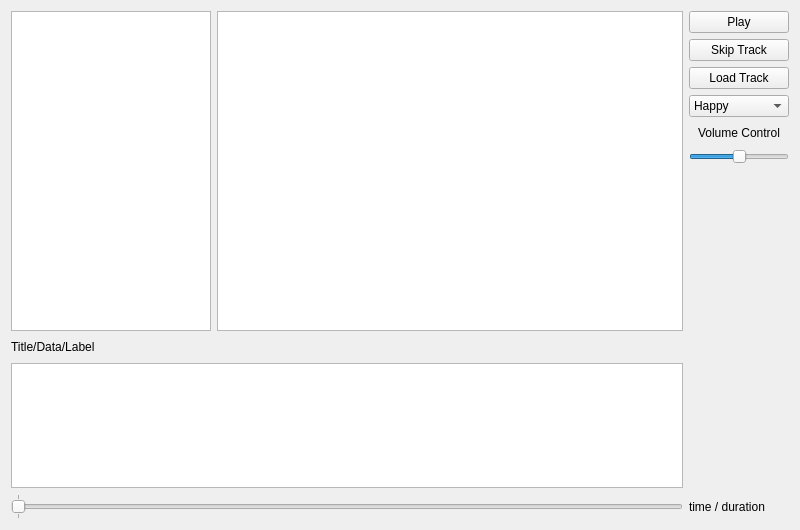
Above: src/musicplayer.ui from lettergram/emomusic before the change. Below: the same form after it.
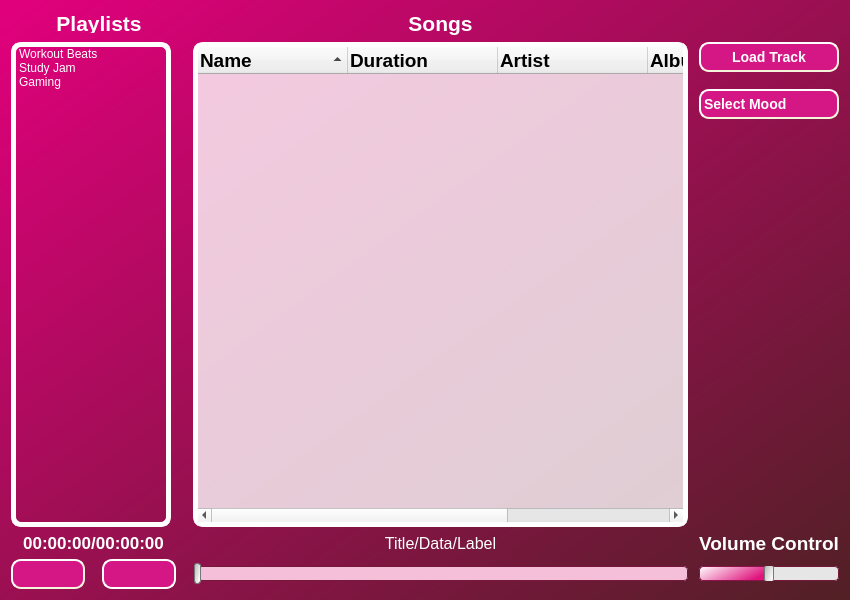
That is the form after the change. Icons and pictures are not drawn.

Commit message: Updated with the Synaptitude BrainBeats UI

What changed in the file:
```diff
--- a/src/musicplayer.ui
+++ b/src/musicplayer.ui
@@ -6,92 +6,197 @@
    <rect>
     <x>0</x>
     <y>0</y>
-    <width>800</width>
-    <height>530</height>
+    <width>850</width>
+    <height>600</height>
    </rect>
   </property>
+  <property name="font">
+   <font>
+    <pointsize>14</pointsize>
+    <weight>75</weight>
+    <bold>true</bold>
+    <stylestrategy>NoAntialias</stylestrategy>
+   </font>
+  </property>
+  <property name="focusPolicy">
+   <enum>Qt::StrongFocus</enum>
+  </property>
+  <property name="contextMenuPolicy">
+   <enum>Qt::NoContextMenu</enum>
+  </property>
   <property name="acceptDrops">
    <bool>false</bool>
   </property>
   <property name="windowTitle">
-   <string>emoMusic Player</string>
+   <string>BrainBeats - Music Player</string>
+  </property>
+  <property name="styleSheet">
+   <string notr="true">#centralWidget{
+	background:qlineargradient(spread:pad, x1:0, y1:0.0340909, x2:1, y2:1, stop:0 rgba(224, 0, 124, 255), stop:1 rgba(81, 32, 37, 255))
+}
+
+#playList {
+	color:rgba(255, 255, 255, 255); 
+	border-style: outset;
+    border-width: 5px;
+    border-radius: 10px;
+    border-color: white;
+	background: rgba(255, 255, 255, 0);
+    padding: 0px;
+}
+
+#songList {
+    border-style: outset;
+    border-width: 5px;
+    border-radius: 10px;
+    border-color: white;
+	background: rgba(255, 255, 255, 200);
+    padding: 0px;
+}
+
+#songList:targeted {
+	color: white;
+}
+
+#waveView {
+	border-style: outset;
+    border-width: 5px;
+    border-radius: 10px;
+    border-color: rgba(255, 255, 255, 0);
+	background: rgba(255, 255, 255, 0);
+    padding: 0px;
+}
+
+#loadButton {
+	 background-color: rgb(213, 23, 133);
+     border-style: outset;
+     border-width: 2px;
+     border-radius: 10px;
+     border-color: beige;
+     font: bold 14px;
+     min-width: 4em;
+     padding: 1px;
+	 color: rgb(255, 255, 255);
+}
+
+#loadButton:pressed {
+    background-color: rgb(255,255,255);
+	color: rgb(239, 129, 245);
+    border-style: inset;
+ }
+
+#playPauseButton {
+	 background-color: rgb(213, 23, 133);
+     border-style: outset;
+     border-width: 2px;
+     border-radius: 10px;
+     border-color: beige;
+     font: bold 14px;
+     min-width: 4em;
+     padding: 1px;
+	 color: rgb(255, 255, 255);
+}
+
+#playPauseButton:pressed {
+    background-color: rgb(255,255,255);
+	color: rgb(239, 129, 245);
+    border-style: inset;
+ }
+
+#skipButton {
+	 background-color: rgb(213, 23, 133);
+     border-style: outset;
+     border-width: 2px;
+     border-radius: 10px;
+     border-color: rgba(255, 255, 255, 255);
+     font: bold 14px;
+     min-width: 4em;
+     padding: 1px;
+	 color: rgb(255, 255, 255);
+}
+
+#skipButton:pressed {
+    background-color: rgb(255,255,255);
+	color: rgb(239, 129, 245);
+    border-style: inset;
+ }
+
+#trackDataLabel {
+	color: rgba(0, 0, 0, 150);
+}
+
+#volumeLabel {
+	color:rgba(0, 0, 0, 180);
+}
+
+#songLabel {
+	color:rgba(0, 0, 0, 180);
+}
+
+#playlistLabel {
+	color:rgba(0, 0, 0, 180);
+}
+
+QComboBox{
+    border-style: outset;
+    border-width: 2px;
+    border-radius: 10px;
+    border-color: beige;
+    font: bold 14px;
+    min-width: 1em;
+
+	background-color: rgb(213, 23, 133);
+   	color: rgb(255, 255, 255);
+    selection-background-color:rgb(206, 152, 246);
+}
+QComboBox QAbstractItemView{
+	border-width: 0px;
+    background-color: rgb(213, 23, 133);
+   	color: rgb(39, 223, 253);
+    selection-background-color:rgb(206, 152, 246);
+}
+QComboBox::drop-down {
+	border-width: 0px;
+} 
+QComboBox::down-arrow {
+	image: url(noimg); 
+	border-width: 0px;
+}
+
+QLabel {
+	color:white;
+}
+
+#trackDataLabel {
+	color:white;
+}
+
+#volumeLabel {
+	color:white;
+}
+
+#songLabel {
+	color:white;
+}
+
+#playlistLabel {
+	color:white;
+}
+
+#timeLabel {
+	color:white;
+}</string>
+  </property>
+  <property name="dockOptions">
+   <set>QMainWindow::AllowTabbedDocks|QMainWindow::AnimatedDocks</set>
+  </property>
+  <property name="unifiedTitleAndToolBarOnMac">
+   <bool>true</bool>
   </property>
   <widget class="QWidget" name="centralWidget">
    <layout class="QGridLayout" name="gridLayout">
-    <item row="0" column="0" rowspan="7">
-     <widget class="QListWidget" name="playList">
-      <property name="maximumSize">
-       <size>
-        <width>200</width>
-        <height>16777215</height>
-       </size>
-      </property>
-     </widget>
-    </item>
-    <item row="10" column="0" colspan="4">
-     <widget class="QSlider" name="timeSlider">
-      <property name="orientation">
-       <enum>Qt::Horizontal</enum>
-      </property>
-      <property name="tickPosition">
-       <enum>QSlider::TicksBothSides</enum>
-      </property>
-      <property name="tickInterval">
-       <number>60000</number>
-      </property>
-     </widget>
-    </item>
-    <item row="0" column="1" rowspan="7" colspan="3">
-     <widget class="QListWidget" name="songList"/>
-    </item>
-    <item row="8" column="0" colspan="4">
-     <widget class="QGraphicsView" name="waveView">
-      <property name="maximumSize">
-       <size>
-        <width>16777215</width>
-        <height>125</height>
-       </size>
-      </property>
-     </widget>
-    </item>
-    <item row="3" column="4">
-     <widget class="QComboBox" name="moodBox">
-      <item>
-       <property name="text">
-        <string>Happy</string>
-       </property>
-      </item>
-      <item>
-       <property name="text">
-        <string>Sad</string>
-       </property>
-      </item>
-      <item>
-       <property name="text">
-        <string>Focus</string>
-       </property>
-      </item>
-      <item>
-       <property name="text">
-        <string>Sleep</string>
-       </property>
-      </item>
-      <item>
-       <property name="text">
-        <string>Wake-Up</string>
-       </property>
-      </item>
-     </widget>
-    </item>
-    <item row="10" column="4">
-     <widget class="QLabel" name="timeLabel">
-      <property name="text">
-       <string>time / duration</string>
-      </property>
-     </widget>
-    </item>
-    <item row="4" column="4">
-     <widget class="QLabel" name="label">
+    <item row="15" column="7">
+     <widget class="QLabel" name="volumeLabel">
       <property name="minimumSize">
        <size>
         <width>100</width>
@@ -100,10 +205,17 @@
       </property>
       <property name="maximumSize">
        <size>
-        <width>100</width>
+        <width>140</width>
         <height>20</height>
        </size>
       </property>
+      <property name="font">
+       <font>
+        <pointsize>14</pointsize>
+        <weight>75</weight>
+        <bold>true</bold>
+       </font>
+      </property>
       <property name="text">
        <string>Volume Control</string>
       </property>
@@ -112,14 +224,68 @@
       </property>
      </widget>
     </item>
-    <item row="5" column="4">
+    <item row="16" column="7">
      <widget class="QSlider" name="volumeSlider">
       <property name="maximumSize">
        <size>
-        <width>100</width>
+        <width>140</width>
         <height>16777215</height>
        </size>
       </property>
+      <property name="styleSheet">
+       <string notr="true">QSlider::groove:horizontal {
+border: 1px solid #bbb;
+background: white;
+height: 13px;
+border-radius: 4px;
+}
+
+QSlider::sub-page:horizontal {
+background: qlineargradient(spread:pad, x1:0, y1:0, x2:1, y2:0.369, stop:0 rgba(0, 0, 0, 0), stop:1 rgba(223, 19, 124, 255));
+border: 1px solid rgb(142, 18, 74);
+height: 4px;
+border-radius: 4px;
+}
+
+QSlider::add-page:horizontal {
+background: rgb(230, 230, 230);
+border: 1px solid rgb(117, 24, 58);
+height: 12px;
+border-radius: 4px;
+}
+
+QSlider::handle:horizontal {
+background:qlineargradient(spread:pad, x1:0, y1:0, x2:0.990148, y2:0.71, stop:0 rgba(181, 181, 181, 255), stop:1 rgba(255, 255, 255, 255));
+border: 1px solid #777;
+width: 8px;
+height: 12px;
+margin-top: -3px;
+margin-bottom: -3px;
+border-radius: 4px;
+}
+
+QSlider::handle:horizontal:hover {
+background: qlineargradient(x1:0, y1:0, x2:1, y2:1, stop:0 #fff, stop:1 #ddd);
+border: 1px solid #444;
+border-radius: 4px;
+}
+
+QSlider::sub-page:horizontal:disabled {
+background: #bbb;
+border-color: #999;
+}
+
+QSlider::add-page:horizontal:disabled {
+background: #eee;
+border-color: #999;
+}
+
+QSlider::handle:horizontal:disabled {
+background: #eee;
+border: 1px solid #aaa;
+border-radius: 4px;
+}</string>
+      </property>
       <property name="maximum">
        <number>100</number>
       </property>
@@ -131,40 +297,559 @@
       </property>
      </widget>
     </item>
-    <item row="0" column="4">
+    <item row="15" column="4" colspan="2">
+     <widget class="QLabel" name="trackDataLabel">
+      <property name="sizePolicy">
+       <sizepolicy hsizetype="Preferred" vsizetype="Fixed">
+        <horstretch>0</horstretch>
+        <verstretch>0</verstretch>
+       </sizepolicy>
+      </property>
+      <property name="maximumSize">
+       <size>
+        <width>550</width>
+        <height>20</height>
+       </size>
+      </property>
+      <property name="font">
+       <font>
+        <pointsize>12</pointsize>
+       </font>
+      </property>
+      <property name="text">
+       <string>Title/Data/Label</string>
+      </property>
+      <property name="alignment">
+       <set>Qt::AlignCenter</set>
+      </property>
+     </widget>
+    </item>
+    <item row="16" column="1">
+     <spacer name="horizontalSpacer_3">
+      <property name="orientation">
+       <enum>Qt::Horizontal</enum>
+      </property>
+      <property name="sizeType">
+       <enum>QSizePolicy::Fixed</enum>
+      </property>
+      <property name="sizeHint" stdset="0">
+       <size>
+        <width>5</width>
+        <height>20</height>
+       </size>
+      </property>
+     </spacer>
+    </item>
+    <item row="16" column="3">
+     <spacer name="horizontalSpacer_2">
+      <property name="orientation">
+       <enum>Qt::Horizontal</enum>
+      </property>
+      <property name="sizeType">
+       <enum>QSizePolicy::Fixed</enum>
+      </property>
+      <property name="sizeHint" stdset="0">
+       <size>
+        <width>5</width>
+        <height>20</height>
+       </size>
+      </property>
+     </spacer>
+    </item>
+    <item row="16" column="0">
      <widget class="QPushButton" name="playPauseButton">
+      <property name="sizePolicy">
+       <sizepolicy hsizetype="Fixed" vsizetype="Preferred">
+        <horstretch>0</horstretch>
+        <verstretch>0</verstretch>
+       </sizepolicy>
+      </property>
+      <property name="minimumSize">
+       <size>
+        <width>74</width>
+        <height>30</height>
+       </size>
+      </property>
+      <property name="maximumSize">
+       <size>
+        <width>50</width>
+        <height>40</height>
+       </size>
+      </property>
+      <property name="baseSize">
+       <size>
+        <width>0</width>
+        <height>40</height>
+       </size>
+      </property>
       <property name="cursor">
        <cursorShape>PointingHandCursor</cursorShape>
       </property>
       <property name="text">
-       <string>Play</string>
+       <string/>
+      </property>
+      <property name="iconSize">
+       <size>
+        <width>24</width>
+        <height>24</height>
+       </size>
       </property>
      </widget>
     </item>
-    <item row="2" column="4">
+    <item row="1" column="7">
      <widget class="QPushButton" name="loadButton">
+      <property name="minimumSize">
+       <size>
+        <width>74</width>
+        <height>30</height>
+       </size>
+      </property>
       <property name="text">
        <string>Load Track</string>
       </property>
      </widget>
     </item>
-    <item row="1" column="4">
+    <item row="3" column="7">
+     <widget class="QComboBox" name="moodBox">
+      <property name="sizePolicy">
+       <sizepolicy hsizetype="Minimum" vsizetype="Fixed">
+        <horstretch>0</horstretch>
+        <verstretch>0</verstretch>
+       </sizepolicy>
+      </property>
+      <property name="minimumSize">
+       <size>
+        <width>21</width>
+        <height>30</height>
+       </size>
+      </property>
+      <property name="styleSheet">
+       <string notr="true"/>
+      </property>
+      <item>
+       <property name="text">
+        <string>Select Mood</string>
+       </property>
+      </item>
+      <item>
+       <property name="text">
+        <string>Happy</string>
+       </property>
+      </item>
+      <item>
+       <property name="text">
+        <string>Relaxation</string>
+       </property>
+      </item>
+      <item>
+       <property name="text">
+        <string>Sad</string>
+       </property>
+      </item>
+      <item>
+       <property name="text">
+        <string>Upset/Angry</string>
+       </property>
+      </item>
+      <item>
+       <property name="text">
+        <string>Upbeat</string>
+       </property>
+      </item>
+      <item>
+       <property name="text">
+        <string>Depressing</string>
+       </property>
+      </item>
+     </widget>
+    </item>
+    <item row="16" column="2">
      <widget class="QPushButton" name="skipButton">
+      <property name="sizePolicy">
+       <sizepolicy hsizetype="Fixed" vsizetype="Preferred">
+        <horstretch>0</horstretch>
+        <verstretch>0</verstretch>
+       </sizepolicy>
+      </property>
+      <property name="minimumSize">
+       <size>
+        <width>74</width>
+        <height>30</height>
+       </size>
+      </property>
+      <property name="maximumSize">
+       <size>
+        <width>50</width>
+        <height>40</height>
+       </size>
+      </property>
+      <property name="baseSize">
+       <size>
+        <width>40</width>
+        <height>0</height>
+       </size>
+      </property>
       <property name="text">
-       <string>Skip Track</string>
+       <string/>
       </property>
+      <property name="iconSize">
+       <size>
+        <width>32</width>
+        <height>32</height>
+       </size>
+      </property>
      </widget>
     </item>
-    <item row="7" column="0" colspan="4">
-     <widget class="QLabel" name="trackDataLabel">
+    <item row="16" column="4" colspan="2">
+     <widget class="QSlider" name="timeSlider">
+      <property name="sizePolicy">
+       <sizepolicy hsizetype="Preferred" vsizetype="Fixed">
+        <horstretch>0</horstretch>
+        <verstretch>0</verstretch>
+       </sizepolicy>
+      </property>
+      <property name="styleSheet">
+       <string notr="true">QSlider::groove:horizontal {
+border: 1px solid #bbb;
+background: white;
+height: 13px;
+border-radius: 4px;
+}
+
+QSlider::sub-page:horizontal {
+background: rgb(245, 191, 218);
+border: 1px solid rgb(142, 18, 74);
+height: 4px;
+border-radius: 4px;
+}
+
+QSlider::add-page:horizontal {
+background: rgb(245, 191, 218);
+border: 1px solid rgb(117, 24, 58);
+height: 12px;
+border-radius: 4px;
+}
+
+QSlider::handle:horizontal {
+background:qlineargradient(spread:pad, x1:0, y1:0, x2:0.990148, y2:0.71, stop:0 rgba(181, 181, 181, 255), stop:1 rgba(255, 255, 255, 255));
+border: 1px solid #777;
+width: 5px;
+height: 12px;
+margin-top: -4px;
+margin-bottom: -4px;
+border-radius: 3px;
+}
+
+QSlider::handle:horizontal:hover {
+background: qlineargradient(spread:pad, x1:1, y1:1, x2:0, y2:0.603, stop:0 rgba(0, 0, 0, 0), stop:1 rgba(223, 19, 124, 255))
+border: 1px solid #444;
+border-radius: 4px;
+}
+
+QSlider::sub-page:horizontal:disabled {
+background: #bbb;
+border-color: #999;
+}
+
+QSlider::add-page:horizontal:disabled {
+background: #eee;
+border-color: #999;
+}
+
+QSlider::handle:horizontal:disabled {
+background: #eee;
+border: 1px solid #aaa;
+border-radius: 4px;
+}</string>
+      </property>
+      <property name="orientation">
+       <enum>Qt::Horizontal</enum>
+      </property>
+      <property name="tickPosition">
+       <enum>QSlider::TicksBothSides</enum>
+      </property>
+      <property name="tickInterval">
+       <number>60000</number>
+      </property>
+     </widget>
+    </item>
+    <item row="2" column="7">
+     <spacer name="verticalSpacer">
+      <property name="orientation">
+       <enum>Qt::Vertical</enum>
+      </property>
+      <property name="sizeType">
+       <enum>QSizePolicy::Fixed</enum>
+      </property>
+      <property name="sizeHint" stdset="0">
+       <size>
+        <width>20</width>
+        <height>5</height>
+       </size>
+      </property>
+     </spacer>
+    </item>
+    <item row="0" column="4" colspan="2">
+     <widget class="QLabel" name="songLabel">
+      <property name="sizePolicy">
+       <sizepolicy hsizetype="Preferred" vsizetype="Preferred">
+        <horstretch>0</horstretch>
+        <verstretch>0</verstretch>
+       </sizepolicy>
+      </property>
+      <property name="baseSize">
+       <size>
+        <width>500</width>
+        <height>600</height>
+       </size>
+      </property>
+      <property name="font">
+       <font>
+        <pointsize>16</pointsize>
+        <weight>75</weight>
+        <bold>true</bold>
+       </font>
+      </property>
+      <property name="text">
+       <string>Songs</string>
+      </property>
+      <property name="alignment">
+       <set>Qt::AlignCenter</set>
+      </property>
+     </widget>
+    </item>
+    <item row="15" column="6">
+     <spacer name="horizontalSpacer_4">
+      <property name="orientation">
+       <enum>Qt::Horizontal</enum>
+      </property>
+      <property name="sizeType">
+       <enum>QSizePolicy::Fixed</enum>
+      </property>
+      <property name="sizeHint" stdset="0">
+       <size>
+        <width>5</width>
+        <height>20</height>
+       </size>
+      </property>
+     </spacer>
+    </item>
+    <item row="1" column="4" rowspan="14" colspan="2">
+     <widget class="QTreeWidget" name="songList">
+      <property name="sizePolicy">
+       <sizepolicy hsizetype="Fixed" vsizetype="Expanding">
+        <horstretch>0</horstretch>
+        <verstretch>0</verstretch>
+       </sizepolicy>
+      </property>
+      <property name="maximumSize">
+       <size>
+        <width>9999</width>
+        <height>9999</height>
+       </size>
+      </property>
+      <property name="font">
+       <font>
+        <pointsize>13</pointsize>
+        <weight>50</weight>
+        <bold>false</bold>
+       </font>
+      </property>
+      <property name="cursor" stdset="0">
+       <cursorShape>ArrowCursor</cursorShape>
+      </property>
+      <property name="contextMenuPolicy">
+       <enum>Qt::DefaultContextMenu</enum>
+      </property>
+      <property name="autoFillBackground">
+       <bool>false</bool>
+      </property>
+      <property name="autoScroll">
+       <bool>false</bool>
+      </property>
+      <property name="showDropIndicator" stdset="0">
+       <bool>false</bool>
+      </property>
+      <property name="alternatingRowColors">
+       <bool>false</bool>
+      </property>
+      <property name="selectionMode">
+       <enum>QAbstractItemView::SingleSelection</enum>
+      </property>
+      <property name="indentation">
+       <number>20</number>
+      </property>
+      <property name="rootIsDecorated">
+       <bool>false</bool>
+      </property>
+      <property name="uniformRowHeights">
+       <bool>false</bool>
+      </property>
+      <property name="itemsExpandable">
+       <bool>false</bool>
+      </property>
+      <property name="sortingEnabled">
+       <bool>true</bool>
+      </property>
+      <property name="allColumnsShowFocus">
+       <bool>false</bool>
+      </property>
+      <property name="expandsOnDoubleClick">
+       <bool>false</bool>
+      </property>
+      <attribute name="headerVisible">
+       <bool>true</bool>
+      </attribute>
+      <attribute name="headerCascadingSectionResizes">
+       <bool>false</bool>
+      </attribute>
+      <attribute name="headerDefaultSectionSize">
+       <number>150</number>
+      </attribute>
+      <attribute name="headerHighlightSections">
+       <bool>false</bool>
+      </attribute>
+      <column>
+       <property name="text">
+        <string>Name</string>
+       </property>
+       <property name="font">
+        <font>
+         <pointsize>14</pointsize>
+         <weight>75</weight>
+         <bold>true</bold>
+        </font>
+       </property>
+      </column>
+      <column>
+       <property name="text">
+        <string>Duration</string>
+       </property>
+       <property name="font">
+        <font>
+         <pointsize>14</pointsize>
+         <weight>75</weight>
+         <bold>true</bold>
+        </font>
+       </property>
+      </column>
+      <column>
+       <property name="text">
+        <string>Artist</string>
+       </property>
+       <property name="font">
+        <font>
+         <pointsize>14</pointsize>
+         <weight>75</weight>
+         <bold>true</bold>
+        </font>
+       </property>
+      </column>
+      <column>
+       <property name="text">
+        <string>Album</string>
+       </property>
+       <property name="font">
+        <font>
+         <pointsize>14</pointsize>
+         <weight>75</weight>
+         <bold>true</bold>
+        </font>
+       </property>
+      </column>
+      <column>
+       <property name="text">
+        <string>Playlist</string>
+       </property>
+       <property name="font">
+        <font>
+         <pointsize>14</pointsize>
+         <weight>75</weight>
+         <bold>true</bold>
+        </font>
+       </property>
+      </column>
+     </widget>
+    </item>
+    <item row="0" column="0" colspan="4">
+     <widget class="QLabel" name="playlistLabel">
       <property name="maximumSize">
        <size>
         <width>16777215</width>
         <height>20</height>
        </size>
       </property>
+      <property name="font">
+       <font>
+        <pointsize>16</pointsize>
+        <weight>75</weight>
+        <bold>true</bold>
+       </font>
+      </property>
       <property name="text">
-       <string>Title/Data/Label</string>
+       <string>Playlists</string>
+      </property>
+      <property name="alignment">
+       <set>Qt::AlignCenter</set>
+      </property>
+     </widget>
+    </item>
+    <item row="1" column="0" rowspan="14" colspan="4">
+     <widget class="QListWidget" name="playList">
+      <property name="sizePolicy">
+       <sizepolicy hsizetype="Fixed" vsizetype="Expanding">
+        <horstretch>0</horstretch>
+        <verstretch>0</verstretch>
+       </sizepolicy>
+      </property>
+      <property name="minimumSize">
+       <size>
+        <width>120</width>
+        <height>0</height>
+       </size>
+      </property>
+      <property name="maximumSize">
+       <size>
+        <width>160</width>
+        <height>9999</height>
+       </size>
+      </property>
+      <item>
+       <property name="text">
+        <string>Workout Beats</string>
+       </property>
+      </item>
+      <item>
+       <property name="text">
+        <string>Study Jam</string>
+       </property>
+      </item>
+      <item>
+       <property name="text">
+        <string>Gaming</string>
+       </property>
+      </item>
+      <item>
+       <property name="text">
+        <string/>
+       </property>
+      </item>
+     </widget>
+    </item>
+    <item row="15" column="0" colspan="3">
+     <widget class="QLabel" name="timeLabel">
+      <property name="font">
+       <font>
+        <pointsize>13</pointsize>
+        <weight>75</weight>
+        <bold>true</bold>
+       </font>
+      </property>
+      <property name="text">
+       <string>00:00:00/00:00:00</string>
+      </property>
+      <property name="alignment">
+       <set>Qt::AlignCenter</set>
       </property>
      </widget>
     </item>
```
Left out of the diff: 3 changed lines with no effect on the pictures. The commit also changes 9 other files.
